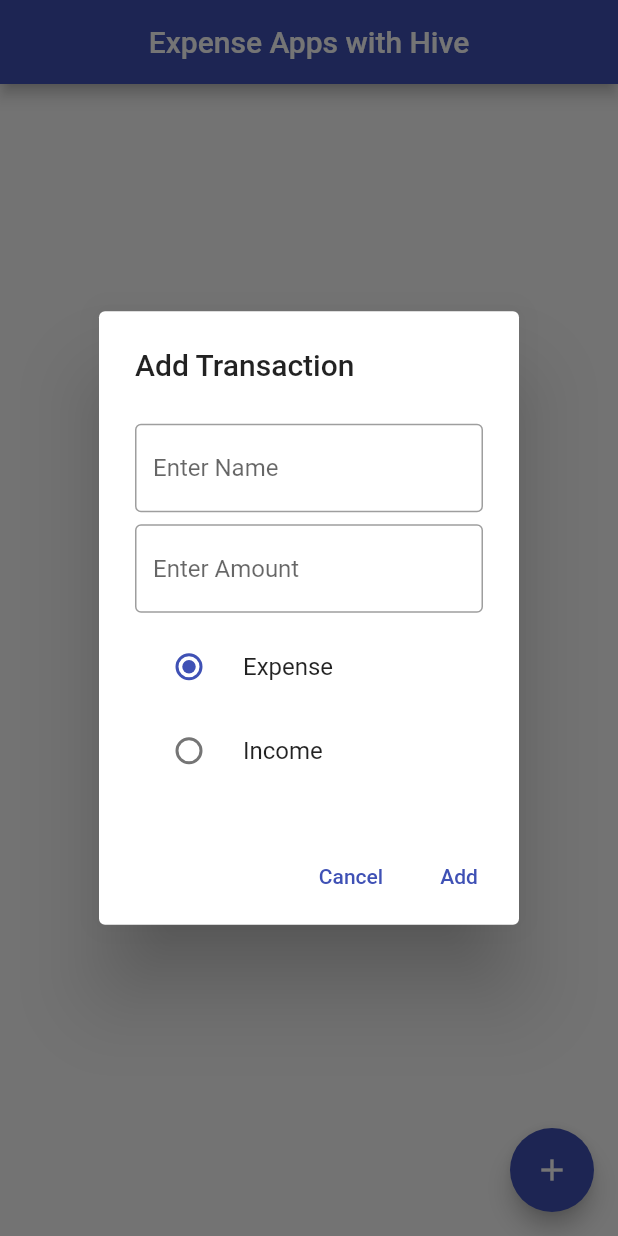
After one commit to gdscitb/DSCFlutter, a Flutter app: the screen it shows after launch, after a tap on the "add" icon, on a phone screen of 412 x 824 dp. The commit adds this screen. Run offline on Flutter 3.47's test engine with Material 2 defaults, Android fonts, the light colour scheme and no system bars; our stand-ins replace hive, hive_flutter; accounts and stored records are empty.

Commit message:
final commit

```diff
--- /dev/null
+++ b/DSCFlutter_aldionSumampouw/lib/boxes.dart
@@ -0,0 +1,7 @@
+import 'package:hive/hive.dart';
+import 'package:yukbisa/models/transaction.dart';
+
+class Boxes {
+  static Box<Transaction> getTransactions() =>
+      Hive.box<Transaction>('transactions');
+}
--- a/DSCFlutter_aldionSumampouw/lib/main.dart
+++ b/DSCFlutter_aldionSumampouw/lib/main.dart
@@ -1,19 +1,27 @@
 import 'package:flutter/material.dart';
+import 'package:hive/hive.dart';
+import 'package:hive_flutter/hive_flutter.dart';
+import 'package:yukbisa/models/transaction.dart';
+import 'package:yukbisa/page/transaction_page.dart';
 
-void main() => runApp(MyApp());
+void main() async {
+  WidgetsFlutterBinding.ensureInitialized();
+
+  await Hive.initFlutter();
+
+  Hive.registerAdapter(TransactionAdapter());
+  await Hive.openBox<Transaction>('transactions');
+
+  runApp(MyApp());
+}
 
 class MyApp extends StatelessWidget {
+  static final String title = 'Expense Manager';
+  // This widget is the root of your application.
   @override
-  Widget build(BuildContext context) {
-    return MaterialApp(
-      home: Scaffold(
-        appBar: AppBar(
-          title: Text("DSC ITB"),
-        ),
-        body: Center(
-          child: Text("Hello World"),
-        ),
-      ),
-    );
-  }
+  Widget build(BuildContext context) => MaterialApp(
+        title: title,
+        theme: ThemeData(primarySwatch: Colors.indigo),
+        home: TransactionPage(),
+      );
 }
--- /dev/null
+++ b/DSCFlutter_aldionSumampouw/lib/models/transaction.dart
@@ -0,0 +1,18 @@
+import 'package:hive/hive.dart';
+
+part 'transaction.g.dart';
+
+@HiveType(typeId: 0)
+class Transaction extends HiveObject {
+  @HiveField(0)
+  late String name;
+
+  @HiveField(1)
+  late DateTime createdDate;
+
+  @HiveField(2)
+  late bool isExpense = true;
+
+  @HiveField(3)
+  late double amount;
+}
--- /dev/null
+++ b/DSCFlutter_aldionSumampouw/lib/page/transaction_page.dart
@@ -0,0 +1,190 @@
+import 'package:flutter/material.dart';
+import 'package:hive/hive.dart';
+import 'package:hive_flutter/hive_flutter.dart';
+import 'package:yukbisa/boxes.dart';
+import 'package:yukbisa/widget/transaction_dialog.dart';
+import 'package:intl/intl.dart';
+import 'package:yukbisa/models/transaction.dart';
+
+class TransactionPage extends StatefulWidget {
+  @override
+  _TransactionPageState createState() => _TransactionPageState();
+}
+
+class _TransactionPageState extends State<TransactionPage> {
+  @override
+  void dispose() {
+    Hive.close();
+
+    super.dispose();
+  }
+
+  @override
+  Widget build(BuildContext context) => Scaffold(
+        appBar: AppBar(
+          title: Text('Expense Apps with Hive'),
+          centerTitle: true,
+        ),
+        body: ValueListenableBuilder<Box<Transaction>>(
+          valueListenable: Boxes.getTransactions().listenable(),
+          builder: (context, box, _) {
+            final transactions = box.values.toList().cast<Transaction>();
+
+            return buildContent(transactions);
+          },
+        ),
+        floatingActionButton: FloatingActionButton(
+          child: Icon(Icons.add),
+          onPressed: () => showDialog(
+            context: context,
+            builder: (context) => TransactionDialog(
+              onClickedDone: addTransaction,
+            ),
+          ),
+        ),
+      );
+
+  Widget buildContent(List<Transaction> transactions) {
+    if (transactions.isEmpty) {
+      return Center(
+        child: Text(
+          'Belum ada transaksi!',
+          style: TextStyle(fontSize: 24),
+        ),
+      );
+    } else {
+      final netExpense = transactions.fold<double>(
+        0,
+        (previousValue, transaction) => transaction.isExpense
+            ? previousValue - transaction.amount
+            : previousValue + transaction.amount,
+      );
+      final newExpenseString = 'Rp${netExpense.toStringAsFixed(2)}';
+      final color = netExpense > 0 ? Colors.green : Colors.red;
+
+      return Column(
+        children: [
+          SizedBox(height: 24),
+          Text(
+            'Pengeluaran: $newExpenseString',
+            style: TextStyle(
+              fontWeight: FontWeight.bold,
+              fontSize: 20,
+              color: color,
+            ),
+          ),
+          SizedBox(height: 24),
+          Expanded(
+            child: ListView.builder(
+              padding: EdgeInsets.all(8),
+              itemCount: transactions.length,
+              itemBuilder: (BuildContext context, int index) {
+                final transaction = transactions[index];
+
+                return buildTransaction(context, transaction);
+              },
+            ),
+          ),
+        ],
+      );
+    }
+  }
+
+  Widget buildTransaction(
+    BuildContext context,
+    Transaction transaction,
+  ) {
+    final color = transaction.isExpense ? Colors.red : Colors.green;
+    final date = DateFormat.yMMMd().format(transaction.createdDate);
+    final amount = '\Rp' + transaction.amount.toStringAsFixed(2);
+
+    return Card(
+      color: Colors.white,
+      child: ExpansionTile(
+        tilePadding: EdgeInsets.symmetric(horizontal: 24, vertical: 8),
+        title: Text(
+          transaction.name,
+          maxLines: 2,
+          style: TextStyle(fontWeight: FontWeight.bold, fontSize: 18),
+        ),
+        subtitle: Text(date),
+        trailing: Text(
+          amount,
+          style: TextStyle(
+              color: color, fontWeight: FontWeight.bold, fontSize: 16),
+        ),
+        children: [
+          buildButtons(context, transaction),
+        ],
+      ),
+    );
+  }
+
+  Widget buildButtons(BuildContext context, Transaction transaction) => Row(
+        children: [
+          Expanded(
+            child: TextButton.icon(
+              label: Text('Edit'),
+              icon: Icon(Icons.edit),
+              onPressed: () => Navigator.of(context).push(
+                MaterialPageRoute(
+                  builder: (context) => TransactionDialog(
+                    transaction: transaction,
+                    onClickedDone: (name, amount, isExpense) =>
+                        editTransaction(transaction, name, amount, isExpense),
+                  ),
+                ),
+              ),
+            ),
+          ),
+          Expanded(
+            child: TextButton.icon(
+              label: Text('Delete'),
+              icon: Icon(Icons.delete),
+              onPressed: () => deleteTransaction(transaction),
+            ),
+          )
+        ],
+      );
+
+  Future addTransaction(String name, double amount, bool isExpense) async {
+    final transaction = Transaction()
+      ..name = name
+      ..createdDate = DateTime.now()
+      ..amount = amount
+      ..isExpense = isExpense;
+
+    final box = Boxes.getTransactions();
+    box.add(transaction);
+    //box.put('mykey', transaction);
+
+    // final mybox = Boxes.getTransactions();
+    // final myTransaction = mybox.get('key');
+    // mybox.values;
+    // mybox.keys;
+  }
+
+  void editTransaction(
+    Transaction transaction,
+    String name,
+    double amount,
+    bool isExpense,
+  ) {
+    transaction.name = name;
+    transaction.amount = amount;
+    transaction.isExpense = isExpense;
+
+    // final box = Boxes.getTransactions();
+    // box.put(transaction.key, transaction);
+
+    transaction.save();
+  }
+
+  void deleteTransaction(Transaction transaction) {
+    // final box = Boxes.getTransactions();
+    // box.delete(transaction.key);
+
+    transaction.delete();
+    //setState(() => transactions.remove(transaction));
+  }
+}
--- /dev/null
+++ b/DSCFlutter_aldionSumampouw/lib/widget/transaction_dialog.dart
@@ -0,0 +1,140 @@
+import 'package:flutter/material.dart';
+
+import 'package:yukbisa/models/transaction.dart';
+
+class TransactionDialog extends StatefulWidget {
+  final Transaction? transaction;
+  final Function(String name, double amount, bool isExpense) onClickedDone;
+
+  const TransactionDialog({
+    Key? key,
+    this.transaction,
+    required this.onClickedDone,
+  }) : super(key: key);
+
+  @override
+  _TransactionDialogState createState() => _TransactionDialogState();
+}
+
+class _TransactionDialogState extends State<TransactionDialog> {
+  final formKey = GlobalKey<FormState>();
+  final nameController = TextEditingController();
+  final amountController = TextEditingController();
+
+  bool isExpense = true;
+
+  @override
+  void initState() {
+    super.initState();
+
+    if (widget.transaction != null) {
+      final transaction = widget.transaction!;
+
+      nameController.text = transaction.name;
+      amountController.text = transaction.amount.toString();
+      isExpense = transaction.isExpense;
+    }
+  }
+
+  @override
+  void dispose() {
+    nameController.dispose();
+    amountController.dispose();
+
+    super.dispose();
+  }
+
+  @override
+  Widget build(BuildContext context) {
+    final isEditing = widget.transaction != null;
+    final title = isEditing ? 'Edit Transaction' : 'Add Transaction';
+
+    return AlertDialog(
+      title: Text(title),
+      content: Form(
+        key: formKey,
+        child: SingleChildScrollView(
+          child: Column(
+            mainAxisSize: MainAxisSize.min,
+            children: <Widget>[
+              SizedBox(height: 8),
+              buildName(),
+              SizedBox(height: 8),
+              buildAmount(),
+              SizedBox(height: 8),
+              buildRadioButtons(),
+            ],
+          ),
+        ),
+      ),
+      actions: <Widget>[
+        buildCancelButton(context),
+        buildAddButton(context, isEditing: isEditing),
+      ],
+    );
+  }
+
+  Widget buildName() => TextFormField(
+        controller: nameController,
+        decoration: InputDecoration(
+          border: OutlineInputBorder(),
+          hintText: 'Enter Name',
+        ),
+        validator: (name) =>
+            name != null && name.isEmpty ? 'Enter a name' : null,
+      );
+
+  Widget buildAmount() => TextFormField(
+        decoration: InputDecoration(
+          border: OutlineInputBorder(),
+          hintText: 'Enter Amount',
+        ),
+        keyboardType: TextInputType.number,
+        validator: (amount) => amount != null && double.tryParse(amount) == null
+            ? 'Enter a valid number'
+            : null,
+        controller: amountController,
+      );
+
+  Widget buildRadioButtons() => Column(
+        children: [
+          RadioListTile<bool>(
+            title: Text('Expense'),
+            value: true,
+            groupValue: isExpense,
+            onChanged: (value) => setState(() => isExpense = value!),
+          ),
+          RadioListTile<bool>(
+            title: Text('Income'),
+            value: false,
+            groupValue: isExpense,
+            onChanged: (value) => setState(() => isExpense = value!),
+          ),
+        ],
+      );
+
+  Widget buildCancelButton(BuildContext context) => TextButton(
+        child: Text('Cancel'),
+        onPressed: () => Navigator.of(context).pop(),
+      );
+
+  Widget buildAddButton(BuildContext context, {required bool isEditing}) {
+    final text = isEditing ? 'Save' : 'Add';
+
+    return TextButton(
+      child: Text(text),
+      onPressed: () async {
+        final isValid = formKey.currentState!.validate();
+
+        if (isValid) {
+          final name = nameController.text;
+          final amount = double.tryParse(amountController.text) ?? 0;
+
+          widget.onClickedDone(name, amount, isExpense);
+
+          Navigator.of(context).pop();
+        }
+      },
+    );
+  }
+}
```
Also changed, not shown: DSCFlutter_aldionSumampouw/pubspec.yaml (+9 -2 lines), DSCFlutter_aldionSumampouw/lib/models/transaction.g.dart (added), 14 other files.
